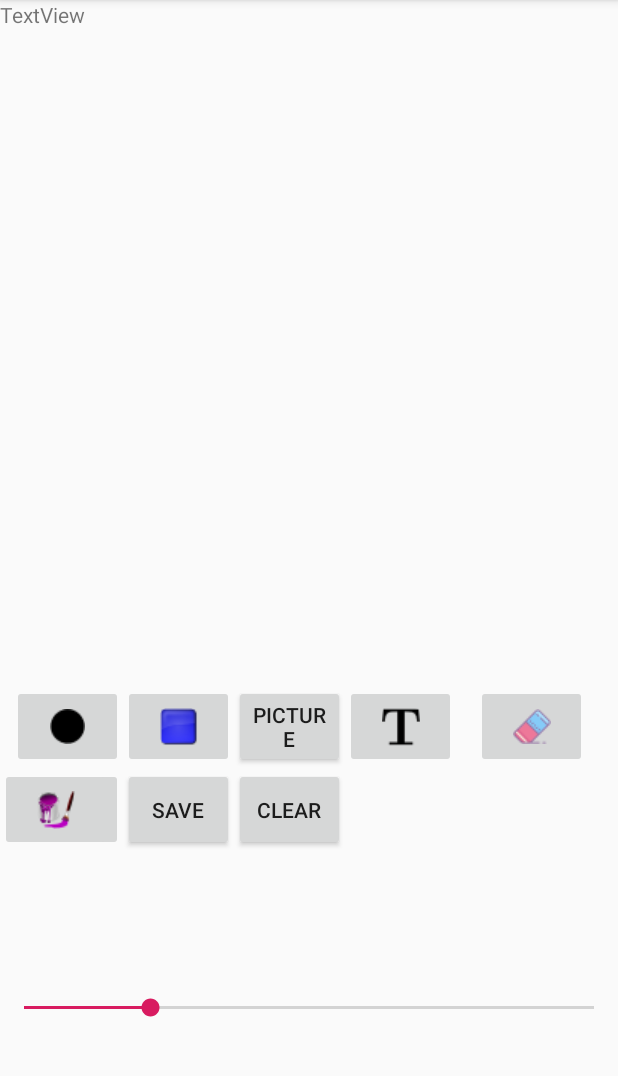
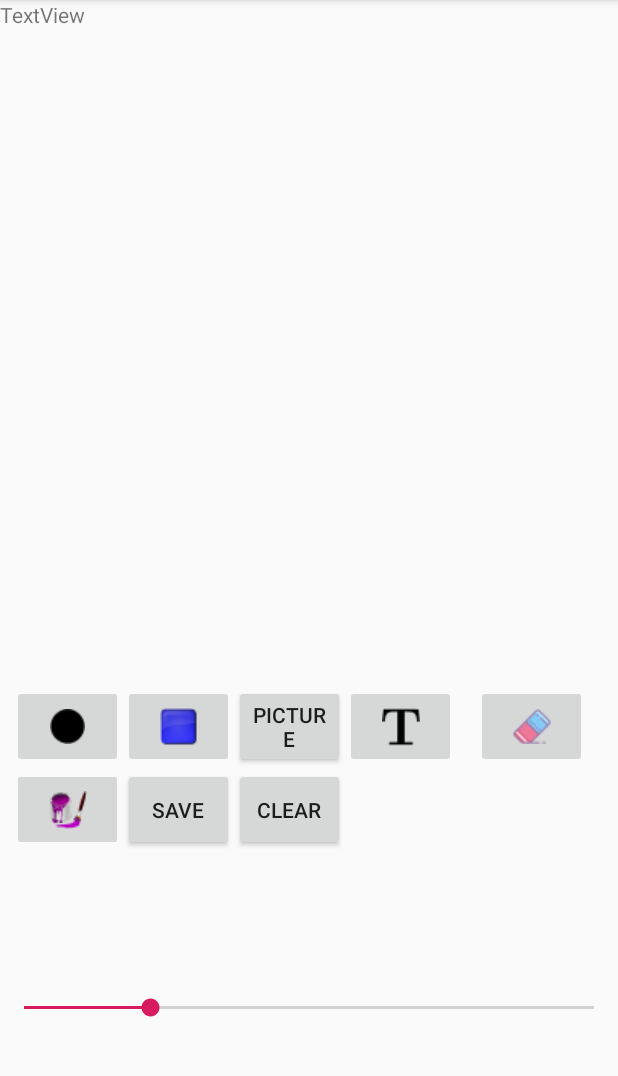
Before and after one commit to mcarnahan2/DrawingApp, an Android app: the screen it shows after launch (MainActivity), on a phone screen of 412 x 824 dp, the part 84-1160 px from its top. Run offline under Robolectric (Android 15) with nearby library versions, the phone set to English and light mode, and no system bars.

Commit message:
Rearraged buttons

```diff
--- a/app/src/main/res/layout/activity_main.xml
+++ b/app/src/main/res/layout/activity_main.xml
@@ -87,9 +87,10 @@
         android:id="@+id/fill_imageButton6"
         android:layout_width="74dp"
         android:layout_height="55dp"
+        android:layout_marginStart="8dp"
+        app:layout_constraintStart_toStartOf="parent"
         app:layout_constraintTop_toBottomOf="@+id/circle_imageButton"
-        app:srcCompat="@drawable/fillbucket"
-        tools:layout_editor_absoluteX="8dp" />
+        app:srcCompat="@drawable/fillbucket" />
 
     <Button
         android:id="@+id/picture_button"
```
